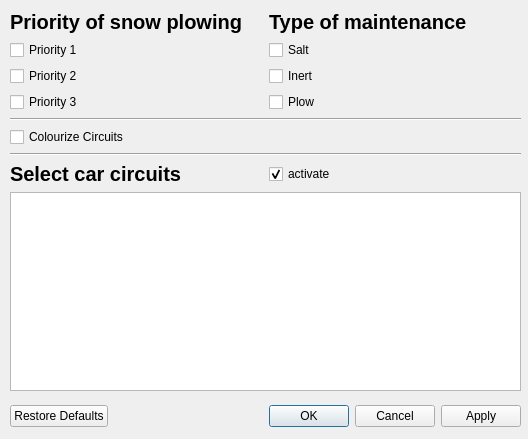
pixelneo/SnowPlow, file plugin/snowplow_dialog_base.ui: the form before one commit.
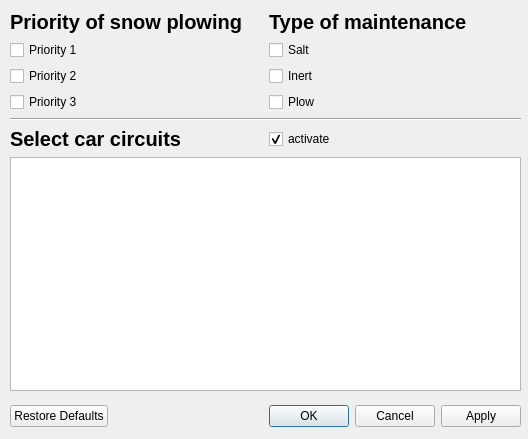
The form after the commit.

Commit message: fix colours, restore

Diff of the .ui file:
```diff
--- a/plugin/snowplow_dialog_base.ui
+++ b/plugin/snowplow_dialog_base.ui
@@ -152,20 +152,6 @@
       </property>
      </widget>
     </item>
-    <item>
-     <widget class="QCheckBox" name="colourize">
-      <property name="text">
-       <string>Colourize Circuits</string>
-      </property>
-     </widget>
-    </item>
-    <item>
-     <widget class="Line" name="line_2">
-      <property name="orientation">
-       <enum>Qt::Horizontal</enum>
-      </property>
-     </widget>
-    </item>
     <item>
      <layout class="QHBoxLayout" name="horizontalLayout_2">
       <item>
```
The commit also changes 1 other file.
